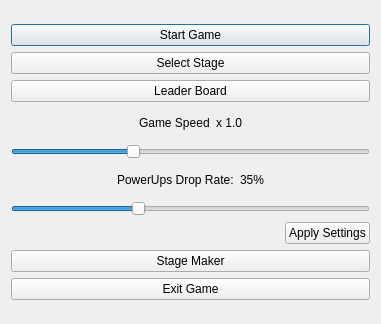
This is gamemenu.ui in soraxas/SpaceInvader as Qt 5 draws it before an edit. The edited form follows.
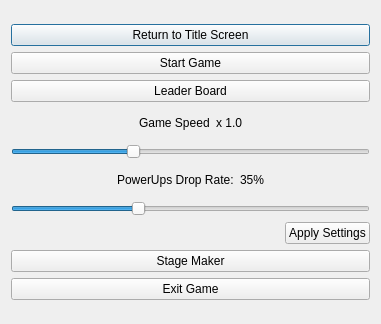
This is the edited form.

Diff of the .ui file:
```diff
--- a/gamemenu.ui
+++ b/gamemenu.ui
@@ -23,21 +23,21 @@
    <item row="2" column="0">
     <layout class="QVBoxLayout" name="verticalLayout_2">
      <item>
-      <widget class="QPushButton" name="pushButton">
+      <widget class="QPushButton" name="returnToTitleBtn">
+       <property name="text">
+        <string>Return to Title Screen</string>
+       </property>
+      </widget>
+     </item>
+     <item>
+      <widget class="QPushButton" name="startGameBtn">
        <property name="text">
         <string>Start Game</string>
        </property>
       </widget>
      </item>
      <item>
-      <widget class="QPushButton" name="pushButton_2">
-       <property name="text">
-        <string>Select Stage</string>
-       </property>
-      </widget>
-     </item>
-     <item>
-      <widget class="QPushButton" name="pushButton_4">
+      <widget class="QPushButton" name="leaderBoardBtn">
        <property name="text">
         <string>Leader Board</string>
        </property>
```
Left out of the diff: 4 changed lines with no effect on the pictures.
